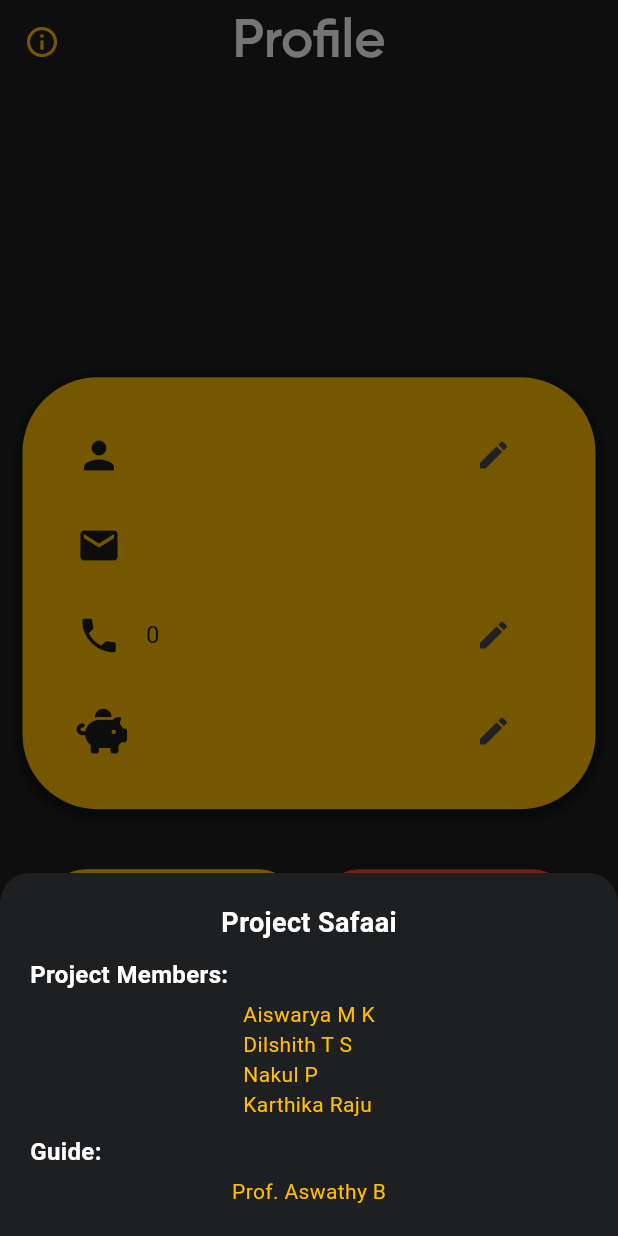
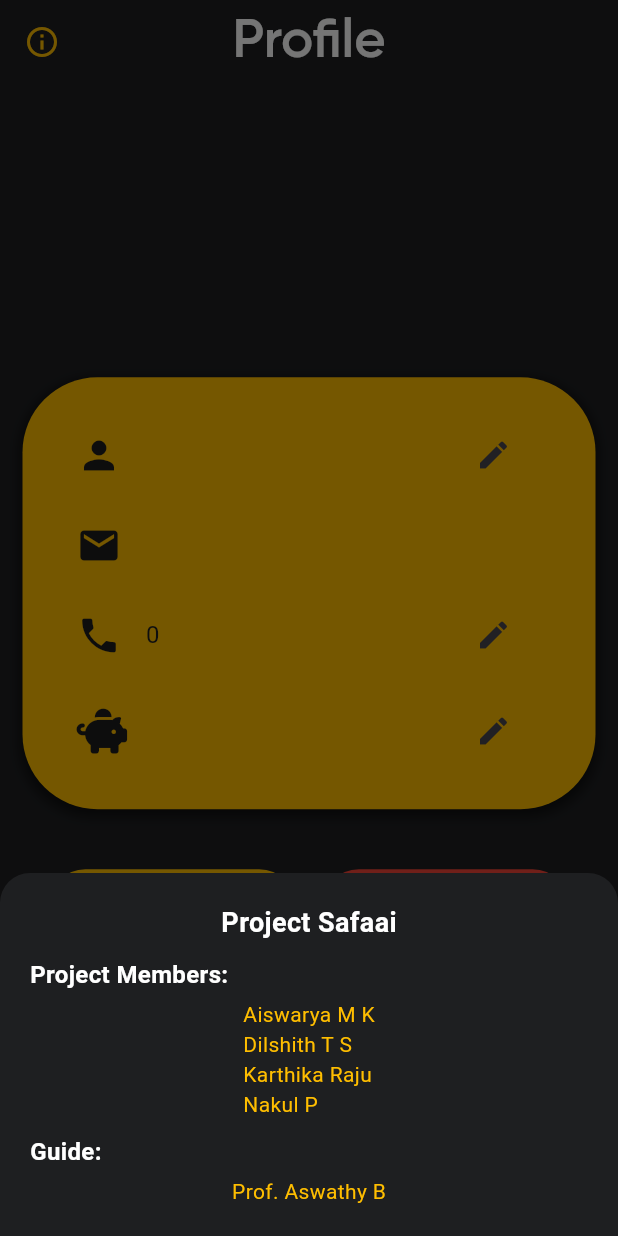
Before and after one commit to abnormaldil/Safaai-Get-Rewards-For-Proper-Plastic-Disposal, a Flutter app: the ProfilePage screen opened by its route, after a tap on the "info outline" icon, on a phone screen of 412 x 824 dp. Run offline on Flutter 3.47's test engine with Material 3 defaults, Android fonts, the phone set to English and light mode, and no system bars; our stand-ins replace carousel_slider, cloud_firestore, curved_navigation_bar, firebase_auth, firebase_core, font_awesome_flutter; missing offline and left inert: email_otp; accounts and stored records are empty; Roboto replaces fonts that are missing (Gilroy-SemiBold).

```diff
--- a/lib/profile.dart
+++ b/lib/profile.dart
@@ -93,7 +93,7 @@ class ProfilePage extends StatelessWidget {
                                 SizedBox(height: 5),
                                 Center(
                                   child: Text(
-                                    'Aiswarya M K\nDilshith T S\nNakul P\nKarthika Raju',
+                                    'Aiswarya M K\nDilshith T S\nKarthika Raju\nNakul P',
                                     style: TextStyle(
                                       color: Color(0xFFffbe00),
                                       fontSize: 14,
```
